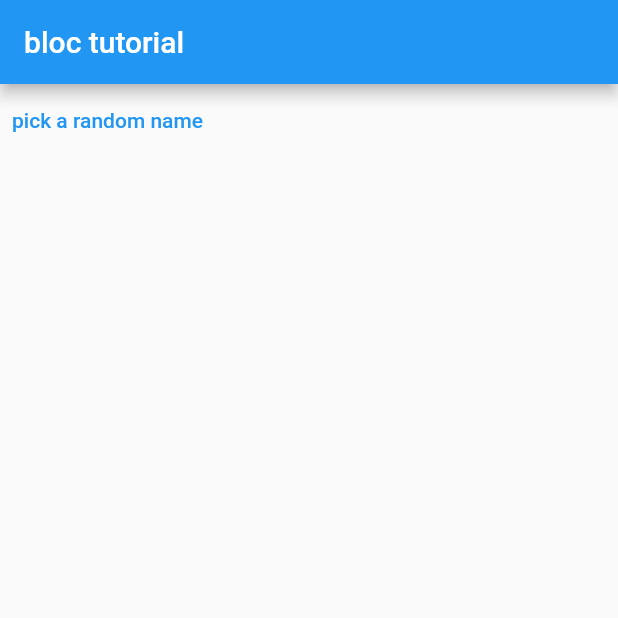
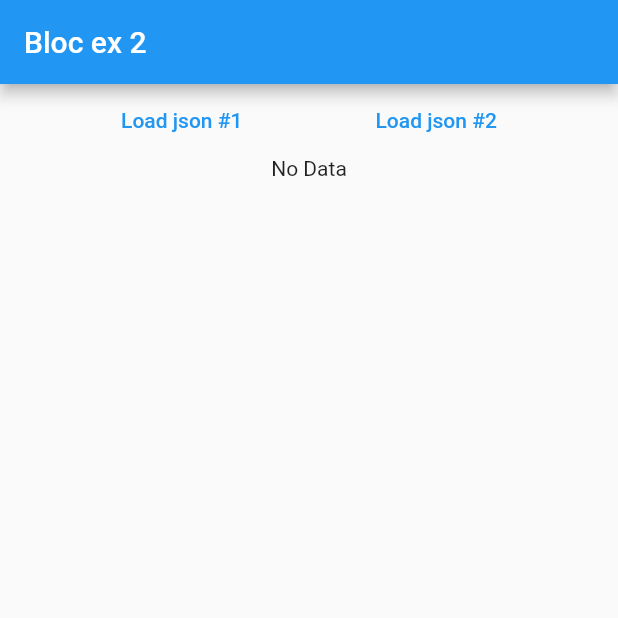
Before and after one commit to TusharKhari/blocL, a Flutter app: the screen it shows after launch, on a phone screen of 412 x 824 dp, the top half of it. Run offline on Flutter 3.47's test engine with Material 2 defaults, Android fonts, the light colour scheme and no system bars; our stand-ins replace bloc, flutter_bloc.

Commit message:
ex 1 bloc complete

```diff
--- /dev/null
+++ b/lib/bloc/ex1/screens/home_page_ex2.dart
@@ -0,0 +1,189 @@
+import 'dart:convert';
+import 'dart:io';
+import 'package:flutter/material.dart';
+import 'package:flutter_bloc/flutter_bloc.dart';
+import 'dart:developer' as devtools show log;
+
+// loading a data from json
+// first start a live server
+extension Log on Object {
+  void log() => devtools.log(toString());
+}
+
+@immutable
+abstract class LoadAction {
+  const LoadAction();
+}
+
+@immutable
+class LoadPersonsAction implements LoadAction {
+  final PersonUrl url;
+  const LoadPersonsAction({required this.url}) : super();
+}
+
+enum PersonUrl {
+  person1,
+  person2,
+}
+
+// const List<String> names = ['foo', "bar"];
+
+// void testIt() {
+//   final baz = names[2];
+// }
+
+extension Subscript<T> on Iterable<T> {
+  T? operator [](int index) => length > index ? elementAt(index) : null;
+}
+
+extension UrlString on PersonUrl {
+  String get urlString {
+    switch (this) {
+      case PersonUrl.person1:
+        return "http://127.0.0.1:5500/lib/bloc/ex2/api/persons1.json";
+
+      case PersonUrl.person2:
+        return "http://127.0.0.1:5500/lib/bloc/ex2/api/persons2.json";
+    }
+  }
+}
+
+@immutable
+class Person {
+  final String name;
+  final int age;
+  const Person({
+    required this.name,
+    required this.age,
+  });
+
+  Person.fromJson(Map<String, dynamic> json)
+      : name = json["name"] as String,
+        age = json["age"] as int;
+
+  @override
+  String toString() => "Pesron (name: $name, age: $age)";
+}
+
+Future<Iterable<Person>> getPersons(String url) => HttpClient()
+    .getUrl(
+      Uri.parse(url),
+    )
+    .then(
+      (req) => req.close(),
+    )
+    .then((resp) => resp.transform(utf8.decoder).join())
+    .then(
+      (str) => jsonDecode(str) as List<dynamic>,
+    )
+    .then((list) => list.map(
+          (e) => Person.fromJson(e),
+        ));
+
+@immutable
+class FetchResult {
+  final Iterable<Person> persons;
+  final bool isRetrievedFromCache;
+  const FetchResult({
+    required this.persons,
+    required this.isRetrievedFromCache,
+  });
+  @override
+  String toString() =>
+      "FetchResult (isRetrievedFromCache = $isRetrievedFromCache, persons = $persons)";
+}
+
+class PersonsBloc extends Bloc<LoadAction, FetchResult?> {
+  final Map<PersonUrl, Iterable<Person>> cache = {};
+  PersonsBloc() : super(null) {
+    on<LoadPersonsAction>(
+      (event, emit) async {
+        final url = event.url;
+        if (cache.containsKey(url)) {
+          // we have the value in the cache
+          final cachedPersons = cache[url]!;
+          final result = FetchResult(
+            persons: cachedPersons,
+            isRetrievedFromCache: true,
+          );
+          emit(result);
+        } else {
+          final persons = await getPersons(url.urlString);
+          cache[url] = persons;
+          final result = FetchResult(
+            persons: persons,
+            isRetrievedFromCache: false,
+          );
+          emit(result);
+        }
+      },
+    );
+  }
+}
+
+class HomePageEx1 extends StatefulWidget {
+  const HomePageEx1({super.key});
+
+  @override
+  State<HomePageEx1> createState() => _HomePageEx1State();
+}
+
+class _HomePageEx1State extends State<HomePageEx1> {
+  @override
+  Widget build(BuildContext context) {
+    return Scaffold(
+      appBar: AppBar(
+        title: const Text("Bloc ex 2 "),
+      ),
+      body: Column(children: [
+        Row(
+          mainAxisAlignment: MainAxisAlignment.spaceEvenly,
+          children: [
+            TextButton(
+              onPressed: () {
+                context.read<PersonsBloc>().add(const LoadPersonsAction(
+                      url: PersonUrl.person1,
+                    ));
+              },
+              child: const Text("Load json #1"),
+            ),
+            TextButton(
+              onPressed: () {
+                context.read<PersonsBloc>().add(const LoadPersonsAction(
+                      url: PersonUrl.person2,
+                    ));
+              },
+              child: const Text("Load json #2"),
+            ),
+          ],
+        ),
+        BlocBuilder<PersonsBloc, FetchResult?>(
+          buildWhen: (previousResult, currentResult) {
+            return previousResult?.persons != currentResult?.persons;
+          },
+          builder: (context, fetchResult) {
+            fetchResult?.log();
+            final persons = fetchResult?.persons;
+            if (persons == null) {
+              return const SizedBox(
+                child: Text("No Data"),
+              );
+            }
+            return Expanded(
+              child: ListView.builder(
+                itemCount: persons.length,
+                itemBuilder: (context, index) {
+                  final person = persons[index]!;
+                  return ListTile(
+                    title: Text(person.name),
+                    subtitle: Text(person.age.toString()),
+                  );
+                },
+              ),
+            );
+          },
+        ),
+      ]),
+    );
+  }
+}
--- a/lib/main.dart
+++ b/lib/main.dart
@@ -1,13 +1,29 @@
-import 'package:bloc_state_mngmnt/cubit/home_page_cubit.dart';
+import 'package:bloc_state_mngmnt/bloc/ex1/screens/home_page_ex2.dart';
 import 'package:flutter/material.dart';
+import 'package:flutter_bloc/flutter_bloc.dart';
 
-import 'package:bloc/bloc.dart';
-import 'dart:math' as math show Random;
-// 24
+import 'cubit/home_page_cubit.dart';
+
+// 1-19
+
 void main() {
   runApp(const MyApp());
 }
 
+// for cubit
+// class MyApp extends StatelessWidget {
+//   const MyApp({super.key});
+
+//   @override
+//   Widget build(BuildContext context) {
+//     return MaterialApp(
+//       home:
+//       const HomePageCubit(),
+//     );
+//   }
+// }
+
+// for ex 1 bloc
 class MyApp extends StatelessWidget {
   const MyApp({super.key});
 
@@ -15,11 +31,11 @@ class MyApp extends StatelessWidget {
   @override
   Widget build(BuildContext context) {
     return MaterialApp(
-      title: 'Flutter Demo',
-      theme: ThemeData(
-        primarySwatch: Colors.blue,
-      ),
-      home: const HomePageCubit(),
+      home:
+     BlocProvider(
+      create: (_) => PersonsBloc(),
+      child: const HomePageEx1(),
+     )
     );
   }
 }
--- a/pubspec.yaml
+++ b/pubspec.yaml
@@ -38,6 +38,7 @@ dependencies:
   cupertino_icons: ^1.0.2
   bloc: ^8.1.0
   flutter_bloc: ^8.1.1
+  # http: ^0.13.5
 
 dev_dependencies:
   flutter_test:
```
Also changed, not shown: lib/bloc/ex1/api/persons1.json (added, +14 -0 lines), lib/bloc/ex1/api/persons2.json (added, +14 -0 lines).
